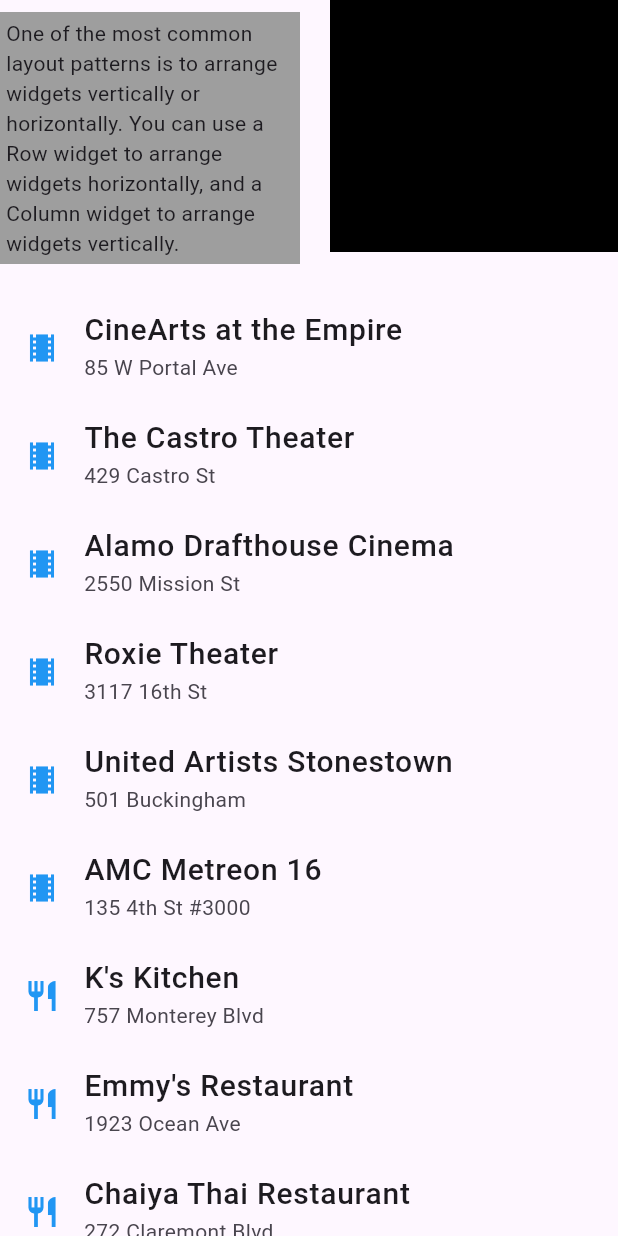
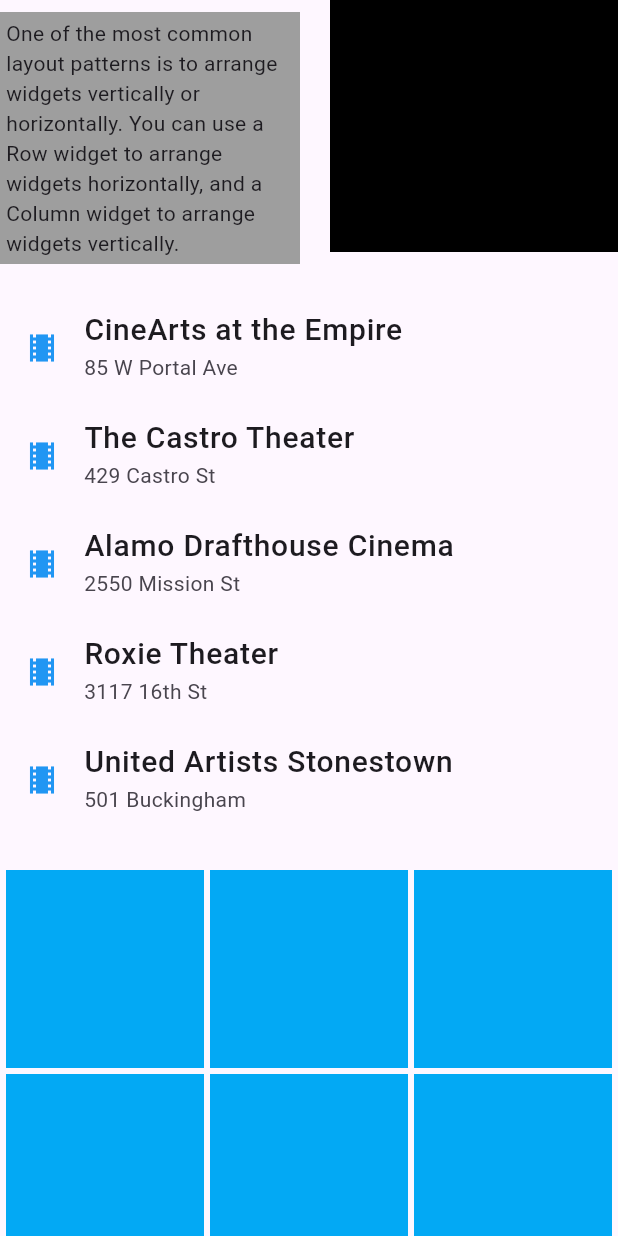
Before and after one commit to huy2992002/flutter_training_huy_nguyen, a Flutter app: the screen it shows after launch, scrolled down 576 dp, on a phone screen of 412 x 824 dp. Run offline on Flutter 3.47's test engine with Material 3 defaults, Android fonts, the phone set to English and light mode, and no system bars.

Commit message:
update examples layout listview & gridview

```diff
--- /dev/null
+++ b/flutter_examples/lib/layout/layout_grid_view.dart
@@ -0,0 +1,27 @@
+import 'package:flutter/material.dart';
+
+class LayoutGridView extends StatelessWidget {
+  const LayoutGridView({super.key});
+
+  @override
+  Widget build(BuildContext context) {
+    return GridView.extent(
+      physics: const NeverScrollableScrollPhysics(),
+      shrinkWrap: true,
+      maxCrossAxisExtent: 150,
+      padding: const EdgeInsets.all(4),
+      mainAxisSpacing: 4,
+      crossAxisSpacing: 4,
+      children: [
+        Container(color: Colors.lightBlue),
+        Container(color: Colors.lightBlue),
+        Container(color: Colors.lightBlue),
+        Container(color: Colors.lightBlue),
+        Container(color: Colors.lightBlue),
+        Container(color: Colors.lightBlue),
+        Container(color: Colors.lightBlue),
+        Container(color: Colors.lightBlue),
+      ],
+    );
+  }
+}
--- /dev/null
+++ b/flutter_examples/lib/layout/layout_list_view.dart
@@ -0,0 +1,37 @@
+import 'package:flutter/material.dart';
+
+class LayoutListView extends StatelessWidget {
+  const LayoutListView({super.key});
+
+  @override
+  Widget build(BuildContext context) {
+    return ListView(
+      physics: const NeverScrollableScrollPhysics(),
+      shrinkWrap: true,
+      children: [
+        tile('CineArts at the Empire', '85 W Portal Ave', Icons.theaters),
+        tile('The Castro Theater', '429 Castro St', Icons.theaters),
+        tile('Alamo Drafthouse Cinema', '2550 Mission St', Icons.theaters),
+        tile('Roxie Theater', '3117 16th St', Icons.theaters),
+        tile('United Artists Stonestown', '501 Buckingham', Icons.theaters),
+      ],
+    );
+  }
+}
+
+ListTile tile(String title, String subtitle, IconData icon) {
+  return ListTile(
+    title: Text(
+      title,
+      style: const TextStyle(
+        fontWeight: FontWeight.w500,
+        fontSize: 20,
+      ),
+    ),
+    subtitle: Text(subtitle),
+    leading: Icon(
+      icon,
+      color: Colors.blue[500],
+    ),
+  );
+}
--- a/flutter_examples/lib/layout/layout_listview.dart
+++ /dev/null
@@ -1,40 +0,0 @@
-import 'package:flutter/material.dart';
-
-class LayoutListView extends StatelessWidget {
-  const LayoutListView({super.key});
-
-  @override
-  Widget build(BuildContext context) {
-    return ListView(
-      physics: const NeverScrollableScrollPhysics(),
-      shrinkWrap: true,
-      children: [
-        _tile('CineArts at the Empire', '85 W Portal Ave', Icons.theaters),
-        _tile('The Castro Theater', '429 Castro St', Icons.theaters),
-        _tile('Alamo Drafthouse Cinema', '2550 Mission St', Icons.theaters),
-        _tile('Roxie Theater', '3117 16th St', Icons.theaters),
-        _tile('United Artists Stonestown', '501 Buckingham', Icons.theaters),
-        _tile('AMC Metreon 16', '135 4th St #3000', Icons.theaters),
-        _tile("K's Kitchen", '757 Monterey Blvd', Icons.restaurant),
-        _tile("Emmy's Restaurant", '1923 Ocean Ave', Icons.restaurant),
-        _tile('Chaiya Thai Restaurant', '272 Claremont Blvd', Icons.restaurant),
-        _tile('La Ciccia', '291 30th St', Icons.restaurant),
-      ],
-    );
-  }
-}
-
-ListTile _tile(String title, String subtitle, IconData icon) {
-  return ListTile(
-    title: Text(title,
-        style: const TextStyle(
-          fontWeight: FontWeight.w500,
-          fontSize: 20,
-        )),
-    subtitle: Text(subtitle),
-    leading: Icon(
-      icon,
-      color: Colors.blue[500],
-    ),
-  );
-}
--- a/flutter_examples/lib/main_page.dart
+++ b/flutter_examples/lib/main_page.dart
@@ -1,6 +1,7 @@
 import 'package:flutter/material.dart';
 import 'package:flutter_examples/introduction/basic_widgets.dart';
-import 'package:flutter_examples/layout/layout_listview.dart';
+import 'package:flutter_examples/layout/layout_grid_view.dart';
+import 'package:flutter_examples/layout/layout_list_view.dart';
 import 'package:flutter_examples/layout/layout_widget.dart';
 
 class MainPage extends StatefulWidget {
@@ -22,6 +23,8 @@ class _MainPageState extends State<MainPage> {
             LayoutWidget(),
             SizedBox(height: 20),
             LayoutListView(),
+            SizedBox(height: 20),
+            LayoutGridView(),
           ],
         ),
       ),
```
